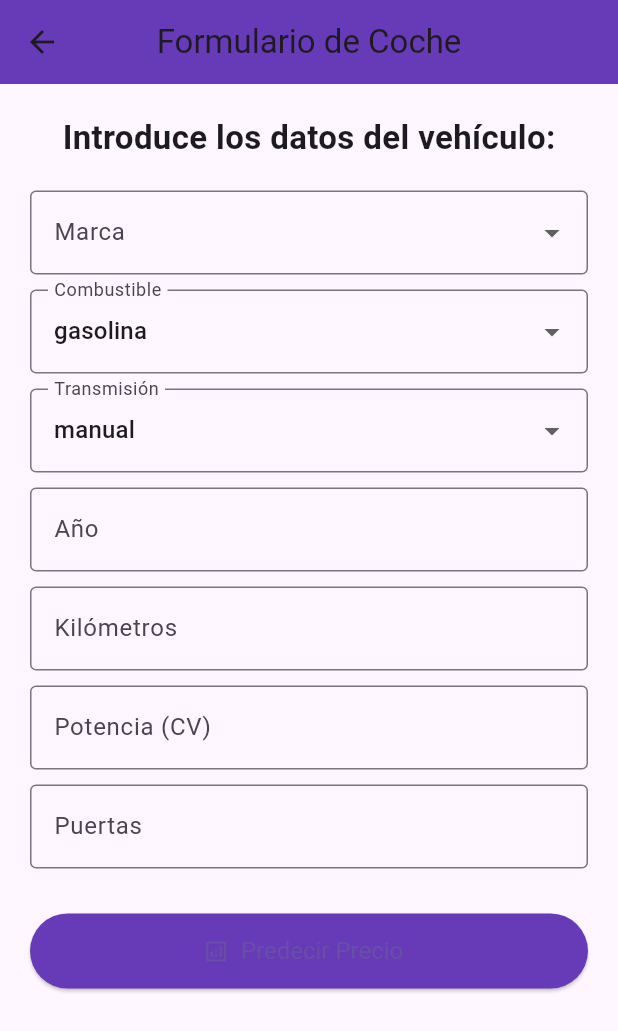
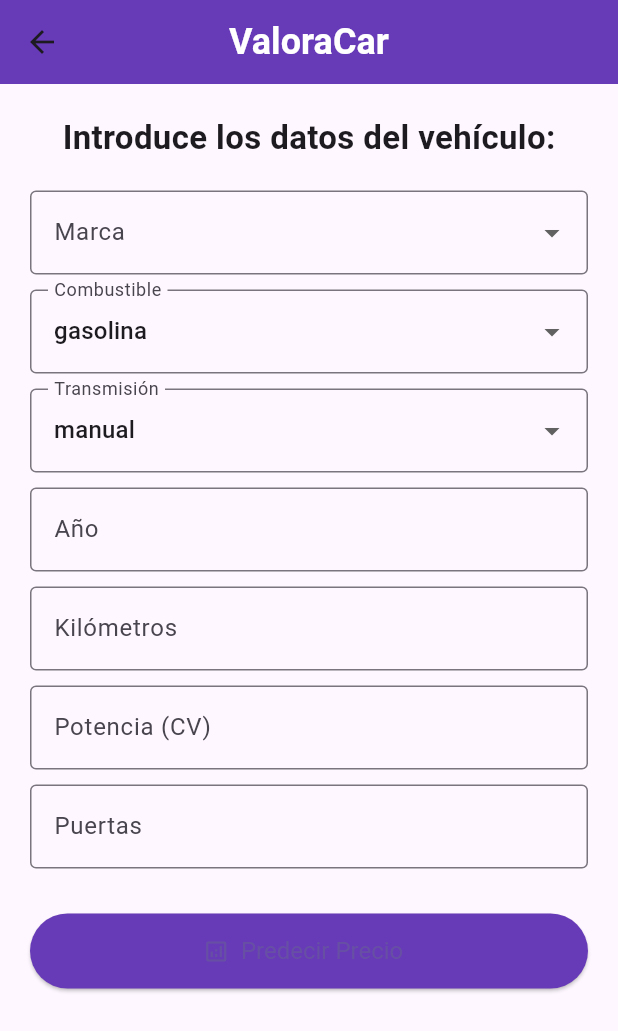
Before and after one commit to Rafa-PG-Dev/prediccion_coches, a Flutter app: the screen it shows after launch, after a tap on "Comenzar", on a phone screen of 412 x 824 dp. Shown: the top 1031 px of the screen. Run offline on Flutter 3.47's test engine with Material 3 defaults, Android fonts, the phone set to English and light mode, and no system bars; our stand-ins replace google_fonts.

Commit message:
refactor: Update app title to 'ValoraCar' and enhance styling in home and car form screens

```diff
--- a/lib/main.dart
+++ b/lib/main.dart
@@ -12,7 +12,7 @@
   Widget build(BuildContext context) {
     return MaterialApp(
       debugShowCheckedModeBanner: false,
-      title: 'Predicción de Coches',
+      title: 'ValoraCar',
       theme: ThemeData(primarySwatch: Colors.deepPurple),
       home: const HomeScreen(), // Pantalla inicialm
     );
--- a/lib/screens/car_form_screen.dart
+++ b/lib/screens/car_form_screen.dart
@@ -118,7 +118,12 @@
 
     return Scaffold(
       appBar: AppBar(
-        title: const Text('Formulario de Coche'),
+        title: const Text('ValoraCar'),
+        titleTextStyle: const TextStyle(
+          fontSize: 24,
+          fontWeight: FontWeight.bold,
+          color: Colors.white,
+        ),
         centerTitle: true,
         backgroundColor: Colors.deepPurple,
       ),
--- a/lib/screens/home_screen.dart
+++ b/lib/screens/home_screen.dart
@@ -1,8 +1,6 @@
-// screens/home_screen.dart
-
 import 'package:flutter/material.dart';
 import 'package:google_fonts/google_fonts.dart';
-import '../screens/car_form_screen.dart'; // Importa CarFormScreen en lugar de InputForm
+import '../screens/car_form_screen.dart';
 
 class HomeScreen extends StatelessWidget {
   const HomeScreen({super.key});
@@ -12,32 +10,33 @@
     return Scaffold(
       appBar: AppBar(
         title: Text(
-          'Predicción de Precio de Coches',
+          'ValoraCar',
           style: GoogleFonts.poppins(fontWeight: FontWeight.bold),
         ),
         centerTitle: true,
         backgroundColor: Colors.deepPurple,
       ),
-      body: Padding(
+      body: Center(
+        child: SingleChildScrollView( // Para evitar overflow en pantallas pequeñas
           padding: const EdgeInsets.all(20.0),
           child: Column(
             mainAxisAlignment: MainAxisAlignment.center,
             children: [
               Image.asset(
-              'assets/images/car_logo.png', // Asegúrate de tener una imagen en assets
+                'assets/images/car_logo.png',
                 height: 200,
                 fit: BoxFit.contain,
               ),
-            const SizedBox(height: 20),
+              const SizedBox(height: 30),
               Text(
                 '¡Bienvenido a la app de predicción de precios de coches!',
                 style: GoogleFonts.poppins(
-                fontSize: 20,
-                fontWeight: FontWeight.w600,
+                  fontSize: 22,
+                  fontWeight: FontWeight.bold,
                 ),
                 textAlign: TextAlign.center,
               ),
-            const SizedBox(height: 15),
+              const SizedBox(height: 20),
               Text(
                 'Introduce los datos de tu coche para predecir su precio de mercado.',
                 style: GoogleFonts.poppins(fontSize: 16),
@@ -46,22 +45,28 @@
               const SizedBox(height: 40),
               ElevatedButton.icon(
                 onPressed: () {
-                // Navegar a CarFormScreen (Formulario)
                   Navigator.push(
                     context,
-                  MaterialPageRoute(builder: (context) => const CarFormScreen()), // Cambiar a CarFormScreen
+                    MaterialPageRoute(
+                      builder: (context) => const CarFormScreen(),
+                    ),
                   );
                 },
                 icon: const Icon(Icons.arrow_forward_outlined),
                 label: const Text('Comenzar'),
                 style: ElevatedButton.styleFrom(
                   backgroundColor: Colors.deepPurple,
-                padding: const EdgeInsets.symmetric(horizontal: 24, vertical: 12),
+                  padding: const EdgeInsets.symmetric(horizontal: 24, vertical: 14),
+                  textStyle: GoogleFonts.poppins(
+                    fontSize: 16,
+                    fontWeight: FontWeight.w600,
+                  ),
                 ),
               ),
             ],
           ),
         ),
+      ),
     );
   }
 }
```
Lines whose indentation alone changed are shown as unchanged.
